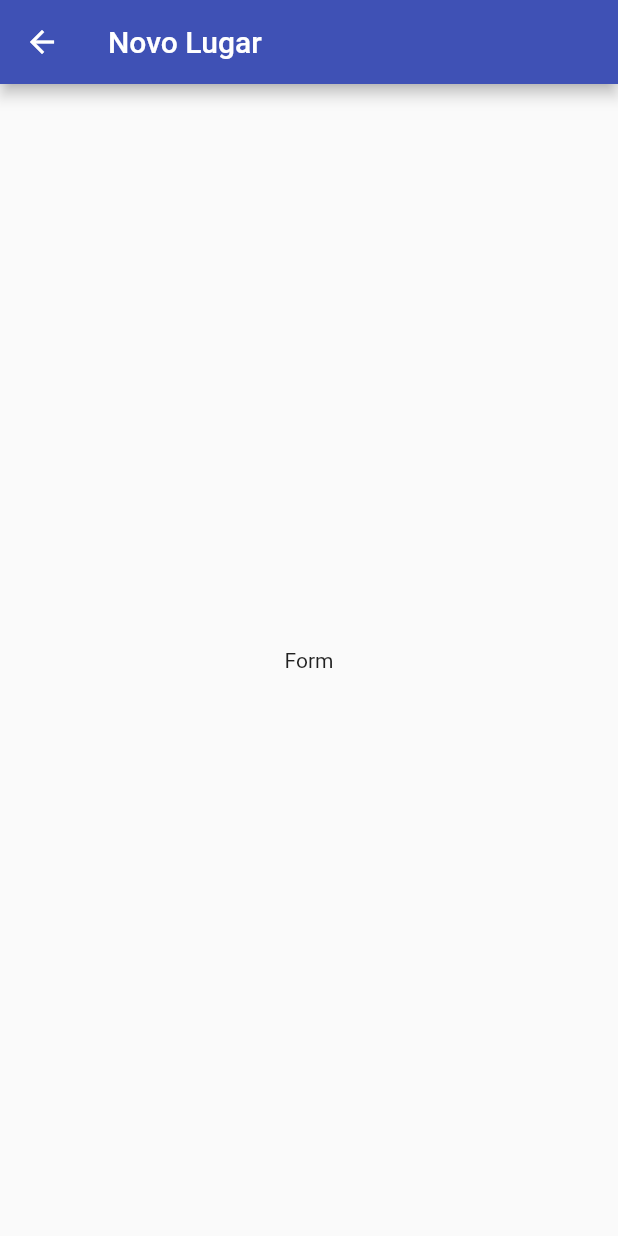
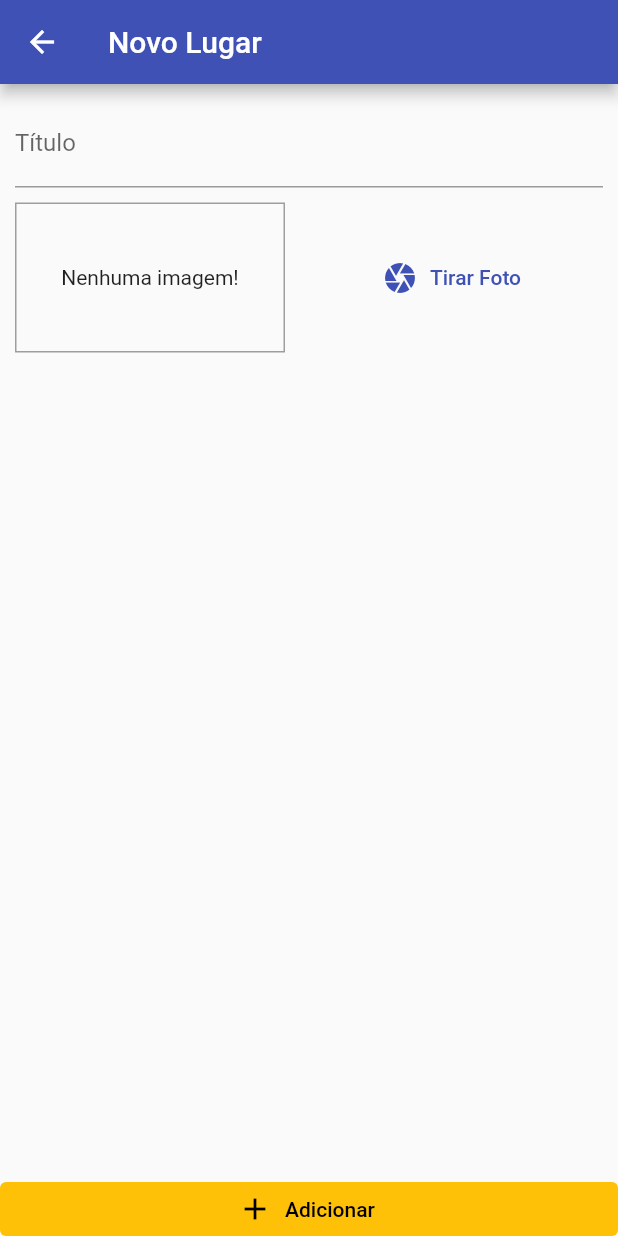
Before and after one commit to AfonsoMachado/great_places, a Flutter app: the PlaceFormScreen screen opened by its route, on a phone screen of 412 x 824 dp. Run offline on Flutter 3.47's test engine with Material 2 defaults, Android fonts, the phone set to English and light mode, and no system bars.

Commit message:
feat: create init new place form

```diff
--- a/lib/screens/place_form_screen.dart
+++ b/lib/screens/place_form_screen.dart
@@ -1,4 +1,5 @@
 import 'package:flutter/material.dart';
+import 'package:great_places/widgets/image_input.dart';
 
 class PlaceFormScreen extends StatefulWidget {
   const PlaceFormScreen({super.key});
@@ -8,14 +9,50 @@
 }
 
 class _PlaceFormScreenState extends State<PlaceFormScreen> {
+  final _titleController = TextEditingController();
+
+  void _submitForm() {}
+
   @override
   Widget build(BuildContext context) {
     return Scaffold(
       appBar: AppBar(
         title: const Text('Novo Lugar'),
       ),
-      body: Center(
-        child: Text('Form'),
+      body: Column(
+        crossAxisAlignment: CrossAxisAlignment.stretch,
+        children: [
+          Expanded(
+            child: SingleChildScrollView(
+              child: Padding(
+                padding: const EdgeInsets.all(10),
+                child: Column(
+                  children: [
+                    TextField(
+                      controller: _titleController,
+                      decoration: const InputDecoration(
+                        labelText: 'Título',
+                      ),
+                    ),
+                    const SizedBox(height: 10),
+                    const ImageInput(),
+                  ],
+                ),
+              ),
+            ),
+          ),
+          ElevatedButton.icon(
+            icon: const Icon(Icons.add),
+            label: const Text('Adicionar'),
+            style: ElevatedButton.styleFrom(
+              backgroundColor: Theme.of(context).colorScheme.secondary,
+              foregroundColor: Colors.black,
+              elevation: 0,
+              tapTargetSize: MaterialTapTargetSize.shrinkWrap,
+            ),
+            onPressed: _submitForm,
+          ),
+        ],
       ),
     );
   }
--- /dev/null
+++ b/lib/widgets/image_input.dart
@@ -0,0 +1,35 @@
+import 'package:flutter/material.dart';
+
+class ImageInput extends StatefulWidget {
+  const ImageInput({super.key});
+
+  @override
+  State<ImageInput> createState() => _ImageInputState();
+}
+
+class _ImageInputState extends State<ImageInput> {
+  @override
+  Widget build(BuildContext context) {
+    return Row(
+      children: [
+        Container(
+          width: 180,
+          height: 100,
+          decoration: BoxDecoration(
+            border: Border.all(width: 1, color: Colors.grey,),
+          ),
+          alignment: Alignment.center,
+          child: const Text('Nenhuma imagem!'),
+        ),
+        const SizedBox(width: 10),
+        Expanded(
+          child: TextButton.icon(
+            icon: const Icon(Icons.camera),
+            label: const Text('Tirar Foto'),
+            onPressed: () {},
+          ),
+        ),
+      ],
+    );
+  }
+}
```
